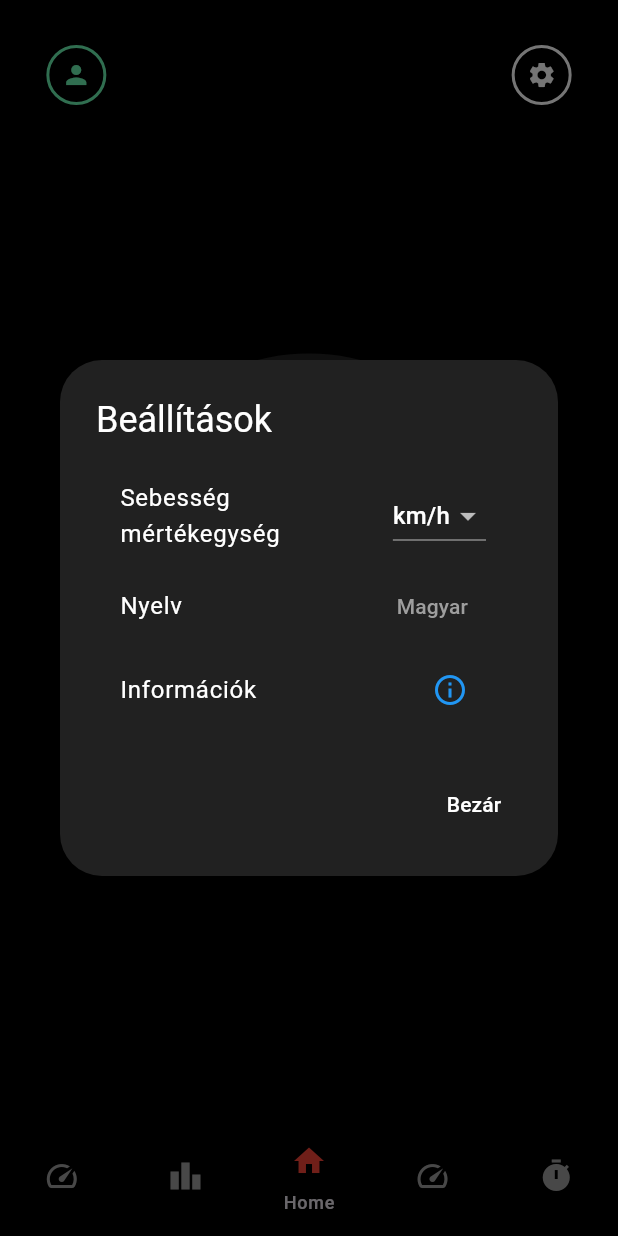
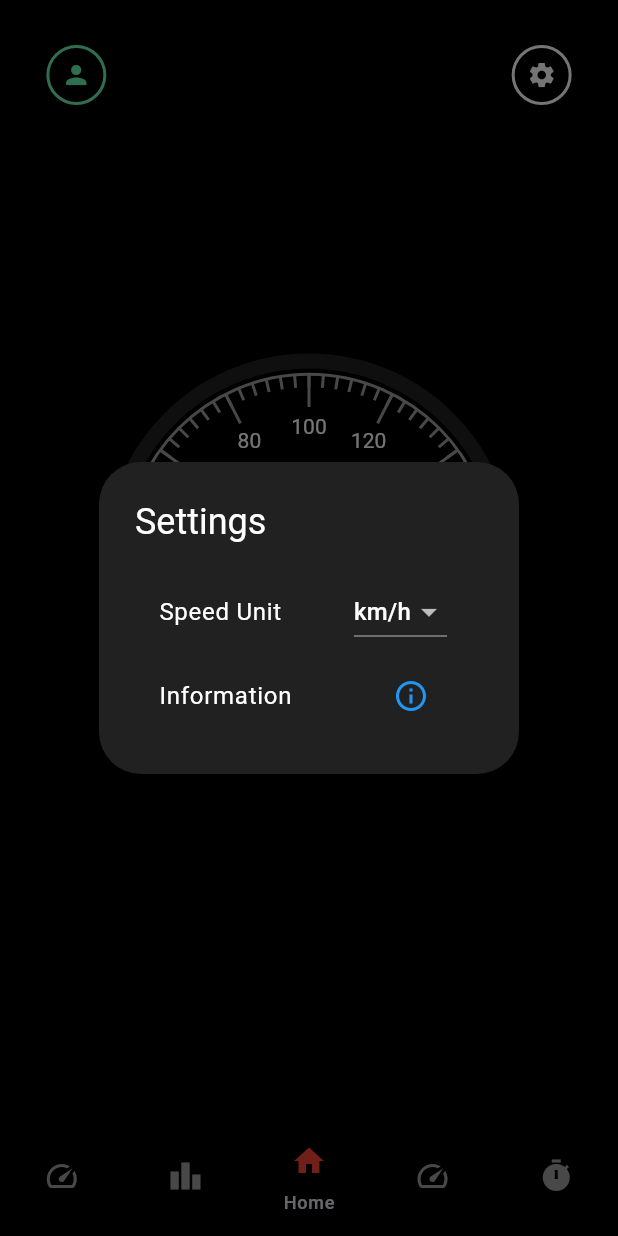
Before and after one commit to taalnorbert/dyno2, a Flutter app: the HomePage screen opened by its route, after a tap on the "settings" icon, on a phone screen of 412 x 824 dp. Run offline on Flutter 3.47's test engine with Material 3 defaults, Android fonts, the phone set to English and light mode, and no system bars; our stand-ins replace cloud_firestore, firebase_auth, firebase_core, fluttertoast, geolocator, go_router and 5 more; accounts and stored records are empty; generated files the repository leaves out were written again.

Commit message:
FEATURE - Shared preferencben való tárolás és felhasználása speed unit nál, speedometer ujra scalelése az ha mph

```diff
--- a/lib/main.dart
+++ b/lib/main.dart
@@ -6,6 +6,8 @@ import 'package:firebase_core/firebase_core.dart';
 import 'firebase_options.dart';
 import 'package:dyno2/speed_meter/Navbar/Pages/home.dart';
 import 'package:dyno2/widgets/main_scaffold.dart';
+import 'package:shared_preferences/shared_preferences.dart';
+
 
 // Alkalmazás szövegek konstansai
 class AppStrings {
@@ -19,6 +21,8 @@ class AppStrings {
 
 void main() async {
   WidgetsFlutterBinding.ensureInitialized();
+  await SharedPreferences.getInstance();
+
   WakelockPlus.enable();
   SystemChrome.setPreferredOrientations([
     DeviceOrientation.portraitUp,
--- a/lib/providers/speed_provider.dart
+++ b/lib/providers/speed_provider.dart
@@ -1,18 +1,66 @@
 import 'dart:async';
 import 'package:flutter/material.dart';
 import 'package:geolocator/geolocator.dart';
+import 'package:shared_preferences/shared_preferences.dart';
 
 class SpeedProvider extends ChangeNotifier {
   static final SpeedProvider _instance = SpeedProvider._internal();
   factory SpeedProvider() => _instance;
+
+  static const String _speedUnitKey = 'speedUnit';
+  bool _isKmh = true;
+
   SpeedProvider._internal() {
+    _initializePreferences();
     _checkLocationService();
     _startLocationServiceListener();
+  }
+
+  Future<void> _initializePreferences() async {
+    try {
+      WidgetsFlutterBinding.ensureInitialized();
+      await _loadSpeedUnit();
+    } catch (e) {
+      _isKmh = true; // Fallback to default
+    }
   }
 
   double currentSpeed = 0.0;
   bool isLocationServiceEnabled = true;
   bool hasGpsSignal = false;
+
+  bool get isKmh => _isKmh;
+
+  Future<void> _loadSpeedUnit() async {
+    try {
+      final prefs = await SharedPreferences.getInstance();
+      _isKmh = prefs.getBool(_speedUnitKey) ?? true;
+      notifyListeners();
+    } catch (e) {
+      _isKmh = true; // Fallback to default
+    }
+  }
+
+  Future<void> setSpeedUnit(bool value) async {
+    _isKmh = value;
+    final prefs = await SharedPreferences.getInstance();
+    await prefs.setBool(_speedUnitKey, value);
+    notifyListeners();
+  }
+
+  // Helper methods for speed conversions
+  double getSpeedInCurrentUnit(double speedInKmh) {
+    return _isKmh ? speedInKmh : speedInKmh * 0.621371192;
+  }
+
+  double get firstTargetSpeed => _isKmh ? 100.0 : 60.0;
+  double get secondTargetSpeed => _isKmh ? 200.0 : 120.0;
+
+  double get firstMinThreshold => _isKmh ? 95.0 : 55.0;
+  double get firstMaxThreshold => _isKmh ? 105.0 : 65.0;
+  double get secondMinThreshold => _isKmh ? 195.0 : 115.0;
+  double get secondMaxThreshold => _isKmh ? 205.0 : 125.0;
+
   StreamSubscription<Position>? _positionStreamSubscription;
   StreamSubscription<ServiceStatus>? _serviceStatusSubscription;
 
@@ -59,13 +107,21 @@ class SpeedProvider extends ChangeNotifier {
     );
   }
 
+  // Módosított sebesség frissítés
   void updateSpeed(double speed) {
-    double newSpeed = speed * 3.6;
-    if (newSpeed != currentSpeed) {
-      currentSpeed = newSpeed;
+    // A speed m/s-ben érkezik, először mindig km/h-ra váltjuk
+    double speedInKmh = speed * 3.6;
+
+    if (speedInKmh != currentSpeed) {
+      currentSpeed = speedInKmh;
       hasGpsSignal = true;
       notifyListeners();
     }
+  }
+
+  // Ez fogja visszaadni a sebességet az aktuális mértékegységben
+  double getCurrentSpeed() {
+    return _isKmh ? currentSpeed : currentSpeed * 0.621371192;
   }
 
   @override
--- a/lib/speed_meter/Navbar/Pages/home.dart
+++ b/lib/speed_meter/Navbar/Pages/home.dart
@@ -84,16 +84,6 @@ class _HomePageState extends State<HomePage> {
     });
   }
 
-  void _toggleSpeedUnit() {
-    setState(() {
-      isKmh = !isKmh;
-    });
-  }
-
-  double _getSpeedInCurrentUnit(double speed) {
-    return isKmh ? speed : speed * 0.621371192;
-  }
-
   void _showHelpDialog() {
     showHelpDialog(context);
   }
@@ -107,32 +97,25 @@ class _HomePageState extends State<HomePage> {
             return AlertDialog(
               backgroundColor: Colors.grey[900],
               title: const Text(
-                'Beállítások',
+                'Settings',
                 style: TextStyle(color: Colors.white),
               ),
               content: Column(
                 mainAxisSize: MainAxisSize.min,
                 children: [
-                  // Speed unit setting
+                  // Speed Unit Setting
                   ListTile(
                     title: const Text(
-                      'Sebesség mértékegység',
+                      'Speed Unit',
                       style: TextStyle(color: Colors.white),
                     ),
                     trailing: DropdownButton<bool>(
                       dropdownColor: Colors.grey[850],
-                      value: isKmh,
+                      value: _speedProvider.isKmh,
                       onChanged: (bool? newValue) {
                         if (newValue != null) {
-                          setState(() {
-                            isKmh = newValue;
-                          });
-                          if (mounted) {
-                            // Check if the parent widget is still mounted
-                            this.setState(() {
-                              isKmh = newValue;
-                            });
-                          }
+                          _speedProvider.setSpeedUnit(newValue);
+                          setState(() {});
                         }
                       },
                       items: const [
@@ -149,45 +132,25 @@ class _HomePageState extends State<HomePage> {
                       ],
                     ),
                   ),
-                  // Language button (inactive)
+                  // Information Button
                   ListTile(
                     title: const Text(
-                      'Nyelv',
-                      style: TextStyle(color: Colors.white),
-                    ),
-                    trailing: TextButton(
-                      onPressed: null, // Disabled for now
-                      child: const Text(
-                        'Magyar',
-                        style: TextStyle(color: Colors.grey),
-                      ),
-                    ),
-                  ),
-                  // Information button
-                  ListTile(
-                    title: const Text(
-                      'Információk',
+                      'Information',
                       style: TextStyle(color: Colors.white),
                     ),
                     trailing: IconButton(
-                      icon: const Icon(Icons.info_outline, color: Colors.blue),
+                      icon: const Icon(
+                        Icons.info_outline,
+                        color: Colors.blue,
+                      ),
                       onPressed: () {
-                        Navigator.pop(context);
-                        _showHelpDialog();
+                        Navigator.pop(context); // Close settings dialog
+                        _showHelpDialog(); // Show help dialog
                       },
                     ),
                   ),
                 ],
               ),
-              actions: [
-                TextButton(
-                  onPressed: () => Navigator.pop(context),
-                  child: const Text(
-                    'Bezár',
-                    style: TextStyle(color: Colors.white),
-                  ),
-                ),
-              ],
             );
           },
         );
@@ -209,12 +172,11 @@ class _HomePageState extends State<HomePage> {
                   duration: Duration(milliseconds: 300),
                   width: MediaQuery.sizeOf(context).width * 0.85,
                   height: MediaQuery.sizeOf(context).width * 0.85,
-                  child: GestureDetector(
-                    onTap: _toggleSpeedUnit,
-                    child: CustomPaint(
-                      painter: MeterPainter(
-                          _getSpeedInCurrentUnit(_speedProvider.currentSpeed),
-                          isKmh: isKmh),
+                  child: CustomPaint(
+                    painter: MeterPainter(
+                      _speedProvider
+                          .getCurrentSpeed(), // Használjuk az új getCurrentSpeed() metódust
+                      isKmh: _speedProvider.isKmh,
                     ),
                   ),
                 ),
--- a/lib/speed_meter/meter_painter.dart
+++ b/lib/speed_meter/meter_painter.dart
@@ -8,14 +8,16 @@ class SpeedMeter extends StatefulWidget {
   State<SpeedMeter> createState() => _SpeedMeterState();
 }
 
-class _SpeedMeterState extends State<SpeedMeter> with SingleTickerProviderStateMixin {
+class _SpeedMeterState extends State<SpeedMeter>
+    with SingleTickerProviderStateMixin {
   late Animation<double> anim;
   late AnimationController ctrl;
 
   @override
   void initState() {
     super.initState();
-    ctrl = AnimationController(vsync: this, duration: Duration(milliseconds: 1500));
+    ctrl = AnimationController(
+        vsync: this, duration: Duration(milliseconds: 1500));
     anim = Tween<double>(begin: 0, end: 72).animate(ctrl);
     ctrl.forward();
   }
@@ -56,8 +58,10 @@ class MeterPainter extends CustomPainter {
     final centerY = h / 2;
 
     final center = Offset(centerX, centerY);
-    final rect = Rect.fromCenter(center: center, width: w * 0.7, height: h * 0.7);
-    final largeRect = Rect.fromCenter(center: center, width: w * 0.75, height: h * 0.75);
+    final rect =
+        Rect.fromCenter(center: center, width: w * 0.7, height: h * 0.7);
+    final largeRect =
+        Rect.fromCenter(center: center, width: w * 0.75, height: h * 0.75);
     final paint = Paint()
       ..style = PaintingStyle.stroke
       ..strokeWidth = 2
@@ -72,11 +76,6 @@ class MeterPainter extends CustomPainter {
 
     canvas.drawArc(rect, startAngle, sweepAngle, false, paint);
     canvas.drawArc(largeRect, startAngle, sweepAngle, false, thickPaint);
-
-    final percent = (speed / 200).clamp(0, 1);
-    final speedAngle = sweepAngle * percent;
-
-    canvas.drawArc(largeRect, startAngle, speedAngle, false, thickPaint..color = Colors.pink);
 
     final radius = w / 2;
 
@@ -93,16 +92,29 @@ class MeterPainter extends CustomPainter {
       final end = angleToOffset(center, angle, radius * 0.575);
       canvas.drawLine(start, end, paint);
 
+      // Calculate display number based on unit
+      final displayNumber = (i * (isKmh ? 20 : 12)).toString();
+
       final tp = TextPainter(
-          text: TextSpan(text: "${i * 20}", style: TextStyle(color: Colors.white)),
+          text: TextSpan(
+              text: displayNumber, style: TextStyle(color: Colors.white)),
           textDirection: TextDirection.ltr);
       tp.layout();
       final textOffset = angleToOffset(center, angle, radius * 0.5);
-      final centered = Offset(textOffset.dx - tp.width / 2, textOffset.dy - tp.height / 2);
+      final centered =
+          Offset(textOffset.dx - tp.width / 2, textOffset.dy - tp.height / 2);
       tp.paint(canvas, centered);
     }
 
-    // Sebességérték és mértékegység megjelenítése
+    // Modify the speed percentage calculation based on unit
+    final maxSpeed = isKmh ? 200.0 : 120.0;
+    final percent = (speed / maxSpeed).clamp(0, 1);
+    final speedAngle = angleToRadian(270) * percent;
+
+    canvas.drawArc(largeRect, angleToRadian(135), speedAngle, false,
+        thickPaint..color = Colors.pink);
+
+    // Update speed display
     final speedText = isKmh ? speed.toInt() : (speed * 0.621371).toInt();
     final unitText = isKmh ? "km/h" : "mph";
 
@@ -119,7 +131,8 @@ class MeterPainter extends CustomPainter {
         textAlign: TextAlign.center,
         textDirection: TextDirection.ltr);
     tp.layout();
-    final centered = Offset(center.dx - tp.width / 2, center.dy - tp.height / 2);
+    final centered =
+        Offset(center.dx - tp.width / 2, center.dy - tp.height / 2);
     tp.paint(canvas, centered);
   }
 
--- a/lib/speed_meter/widgets/location_disabled_screen.dart
+++ b/lib/speed_meter/widgets/location_disabled_screen.dart
@@ -76,37 +76,6 @@ class LocationPermissionDeniedScreen extends StatelessWidget {
       backgroundColor: Colors.black,
       body: Column(
         children: [
-          // Warning banner at the top
-          Container(
-            width: double.infinity,
-            color: Colors.red,
-            padding: const EdgeInsets.only(
-              top: 40,
-              bottom: 16,
-              left: 16,
-              right: 16,
-            ),
-            child: const Row(
-              children: [
-                Icon(
-                  Icons.warning_amber_rounded,
-                  color: Colors.white,
-                  size: 24,
-                ),
-                SizedBox(width: 12),
-                Expanded(
-                  child: Text(
-                    'Helymeghatározás letiltva',
-                    style: TextStyle(
-                      color: Colors.white,
-                      fontSize: 16,
-                      fontWeight: FontWeight.bold,
-                    ),
-                  ),
-                ),
-              ],
-            ),
-          ),
           Expanded(
             child: Center(
               child: Column(
--- a/pubspec.yaml
+++ b/pubspec.yaml
@@ -47,6 +47,7 @@ dependencies:
   cloud_firestore: ^5.6.3
   image_picker: ^1.0.7
   go_router: ^15.1.1
+  shared_preferences: ^2.5.3
 
 
 dev_dependencies:
```
Also changed, not shown: lib/speed_meter/Navbar/Pages/hundred_to_twohundred.dart (+39 -23 lines), lib/speed_meter/Navbar/Pages/zero_to_hundred.dart (+10 -17 lines), lib/widgets/main_scaffold.dart (+10 -10 lines), pubspec.lock, 1 other file.
